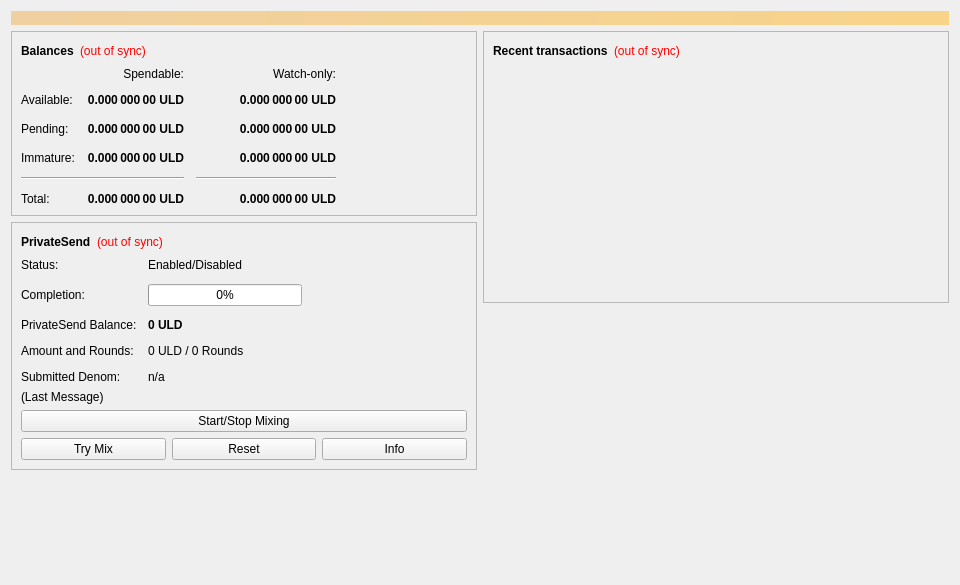
Before: the Qt Designer form src/qt/forms/overviewpage.ui in UlordChain/UlordChain, drawn with Qt 5.
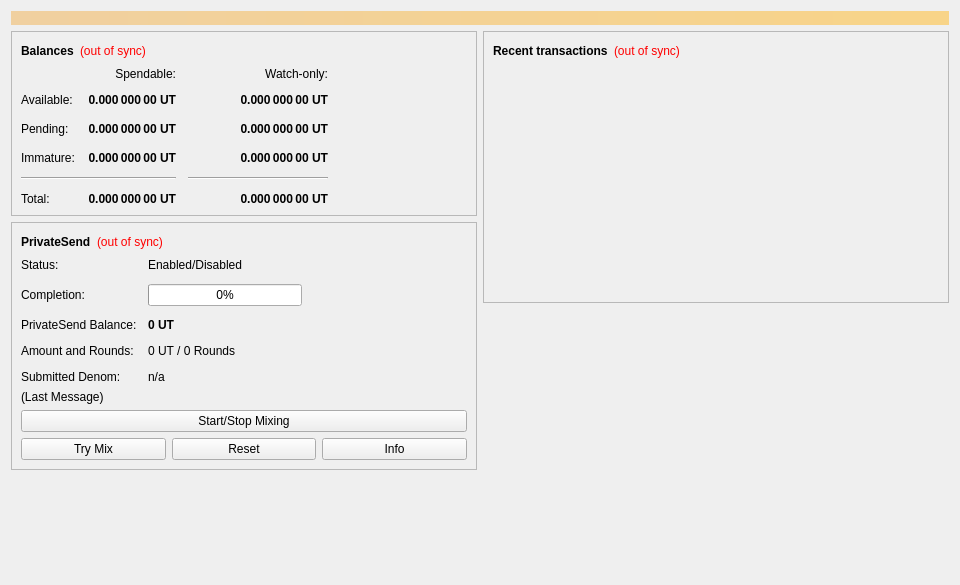
After: the same form once the commit is applied.

```diff
--- a/src/qt/forms/overviewpage.ui
+++ b/src/qt/forms/overviewpage.ui
@@ -115,7 +115,7 @@
                <string>Unconfirmed transactions to watch-only addresses</string>
               </property>
               <property name="text">
-               <string notr="true">0.000 000 00 ULD</string>
+               <string notr="true">0.000 000 00 UT</string>
               </property>
               <property name="alignment">
                <set>Qt::AlignRight|Qt::AlignTrailing|Qt::AlignVCenter</set>
@@ -140,7 +140,7 @@
                <string>Total of transactions that have yet to be confirmed, and do not yet count toward the spendable balance</string>
               </property>
               <property name="text">
-               <string notr="true">0.000 000 00 ULD</string>
+               <string notr="true">0.000 000 00 UT</string>
               </property>
               <property name="alignment">
                <set>Qt::AlignRight|Qt::AlignTrailing|Qt::AlignVCenter</set>
@@ -165,7 +165,7 @@
                <string>Mined balance in watch-only addresses that has not yet matured</string>
               </property>
               <property name="text">
-               <string notr="true">0.000 000 00 ULD</string>
+               <string notr="true">0.000 000 00 UT</string>
               </property>
               <property name="alignment">
                <set>Qt::AlignRight|Qt::AlignTrailing|Qt::AlignVCenter</set>
@@ -223,7 +223,7 @@
                <string>Mined balance that has not yet matured</string>
               </property>
               <property name="text">
-               <string notr="true">0.000 000 00 ULD</string>
+               <string notr="true">0.000 000 00 UT</string>
               </property>
               <property name="alignment">
                <set>Qt::AlignRight|Qt::AlignTrailing|Qt::AlignVCenter</set>
@@ -268,7 +268,7 @@
                <string>Your current total balance</string>
               </property>
               <property name="text">
-               <string notr="true">0.000 000 00 ULD</string>
+               <string notr="true">0.000 000 00 UT</string>
               </property>
               <property name="alignment">
                <set>Qt::AlignRight|Qt::AlignTrailing|Qt::AlignVCenter</set>
@@ -293,7 +293,7 @@
                <string>Current total balance in watch-only addresses</string>
               </property>
               <property name="text">
-               <string notr="true">0.000 000 00 ULD</string>
+               <string notr="true">0.000 000 00 UT</string>
               </property>
               <property name="alignment">
                <set>Qt::AlignRight|Qt::AlignTrailing|Qt::AlignVCenter</set>
@@ -335,7 +335,7 @@
                <string>Your current spendable balance</string>
               </property>
               <property name="text">
-               <string notr="true">0.000 000 00 ULD</string>
+               <string notr="true">0.000 000 00 UT</string>
               </property>
               <property name="alignment">
                <set>Qt::AlignRight|Qt::AlignTrailing|Qt::AlignVCenter</set>
@@ -360,7 +360,7 @@
                <string>Your current balance in watch-only addresses</string>
               </property>
               <property name="text">
-               <string notr="true">0.000 000 00 ULD</string>
+               <string notr="true">0.000 000 00 UT</string>
               </property>
               <property name="alignment">
                <set>Qt::AlignRight|Qt::AlignTrailing|Qt::AlignVCenter</set>
@@ -511,7 +511,7 @@
                </font>
               </property>
               <property name="text">
-               <string notr="true">0 ULD</string>
+               <string notr="true">0 UT</string>
               </property>
              </widget>
             </item>
@@ -525,7 +525,7 @@
             <item row="3" column="1">
              <widget class="QLabel" name="labelAmountRounds">
               <property name="text">
-               <string>0 ULD / 0 Rounds</string>
+               <string>0 UT / 0 Rounds</string>
               </property>
              </widget>
             </item>
```
